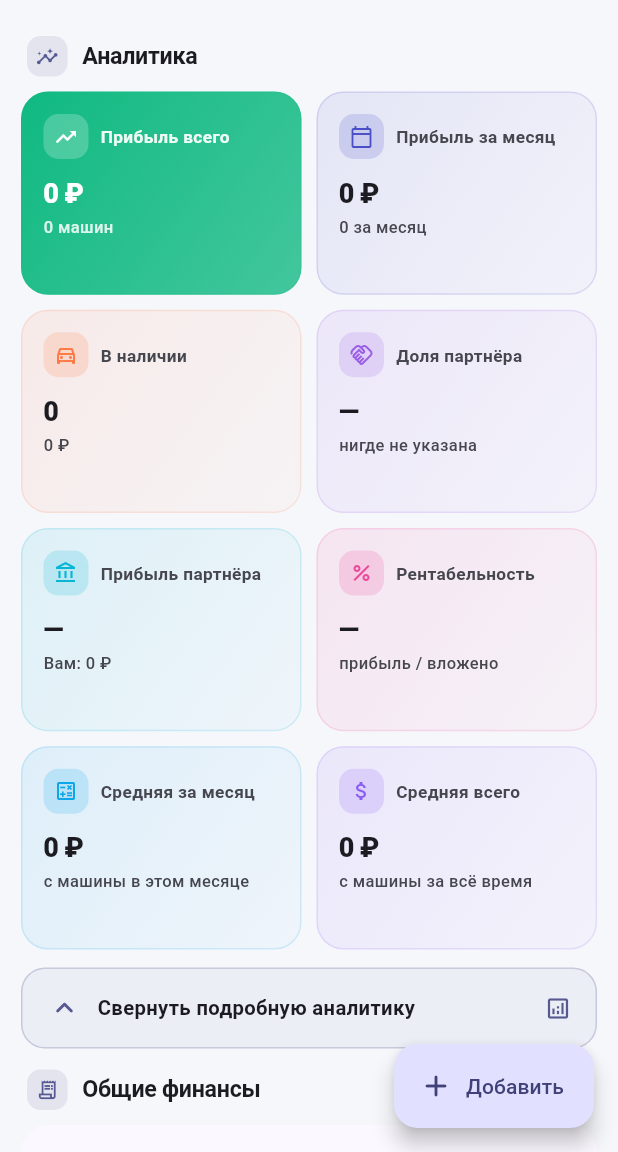
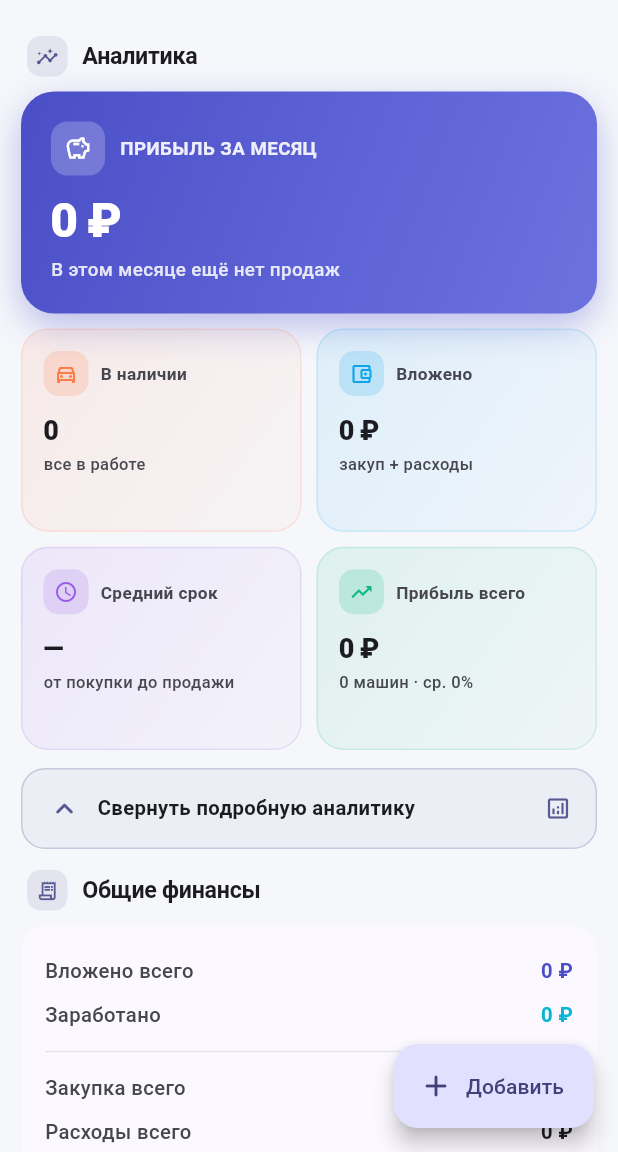
Before and after one commit to opex7474rus-gif/auto-profit, a Flutter app: the screen it shows once a user with an empty profile is signed in, after a tap on "Развернуть подробную аналитику", on a phone screen of 412 x 824 dp, the part 84-1236 px from its top. Run offline on Flutter 3.47's test engine with Material 3 defaults, Android fonts, the phone set to English and light mode, and no system bars; our stand-ins replace file_picker, image_picker, open_filex, share_plus, shared_preferences, supabase_flutter; accounts and stored records are empty.

Commit message:
Update analytics_section.dart

```diff
--- a/lib/analytics_section.dart
+++ b/lib/analytics_section.dart
@@ -24,85 +24,9 @@ class _AnalyticsSectionState extends State<AnalyticsSection> {
     return Column(
       crossAxisAlignment: CrossAxisAlignment.start,
       children: [
-        GridView.count(
-          crossAxisCount: 2,
-          shrinkWrap: true,
-          physics: const NeverScrollableScrollPhysics(),
-          childAspectRatio: 1.38,
-          crossAxisSpacing: 10,
-          mainAxisSpacing: 10,
-          children: [
-            KpiCard(
-              title: 'Прибыль всего',
-              value: moneyShort(a.totalProfit),
-              subtitle:
-                  '${a.soldAllTimeCount} ${carsLabel(a.soldAllTimeCount)}',
-              icon: Icons.trending_up,
-              color: a.totalProfit >= 0
-                  ? const Color(0xFF10B981)
-                  : const Color(0xFFEF4444),
-              highlight: true,
-            ),
-            KpiCard(
-              title: 'Прибыль за месяц',
-              value: moneyShort(a.profitThisMonth),
-              subtitle: '${a.soldThisMonthCount} за месяц',
-              icon: Icons.calendar_today_outlined,
-              color: const Color(0xFF4A4FC7),
-            ),
-            KpiCard(
-              title: 'В наличии',
-              value: '${a.stockCars.length}',
-              subtitle: moneyShort(a.totalInvestedStock),
-              icon: Icons.directions_car_filled_outlined,
-              color: const Color(0xFFFF7A45),
-            ),
-            KpiCard(
-              title: 'Доля партнёра',
-              value: a.partnerCarsCountStock == 0
-                  ? '—'
-                  : moneyShort(a.totalPartnerStock),
-              subtitle: a.partnerCarsCountStock == 0
-                  ? 'нигде не указана'
-                  : 'в ${a.partnerCarsCountStock} '
-                      '${carsLabel(a.partnerCarsCountStock)}',
-              icon: Icons.handshake_outlined,
-              color: const Color(0xFF9B5DE5),
-            ),
-            KpiCard(
-              title: 'Прибыль партнёра',
-              value: a.partnerProfitShare == 0
-                  ? '—'
-                  : moneyShort(a.partnerProfitShare),
-              subtitle: 'Вам: ${moneyShort(a.myProfitShare)}',
-              icon: Icons.account_balance_outlined,
-              color: const Color(0xFF06B6D4),
-            ),
-            KpiCard(
-              title: 'Рентабельность',
-              value: a.soldCars.isEmpty
-                  ? '—'
-                  : '${a.profitability.toStringAsFixed(1)}%',
-              subtitle: 'прибыль / вложено',
-              icon: Icons.percent,
-              color: const Color(0xFFEC4899),
-            ),
-            KpiCard(
-              title: 'Средняя за месяц',
-              value: moneyShort(a.averageProfitThisMonth),
-              subtitle: 'с машины в этом месяце',
-              icon: Icons.calculate_outlined,
-              color: const Color(0xFF0EA5E9),
-            ),
-            KpiCard(
-              title: 'Средняя всего',
-              value: moneyShort(a.averageProfit),
-              subtitle: 'с машины за всё время',
-              icon: Icons.attach_money,
-              color: const Color(0xFF8B5CF6),
-            ),
-          ],
-        ),
+        _buildMainProfitCard(a),
+        const SizedBox(height: 10),
+        _buildGrid(a),
         const SizedBox(height: 12),
         Material(
           color: Colors.transparent,
@@ -215,6 +139,10 @@ class _AnalyticsSectionState extends State<AnalyticsSection> {
                   valueColor: a.profitThisMonth >= 0
                       ? const Color(0xFF10B981)
                       : const Color(0xFFEF4444),
+                ),
+                DetailRow(
+                  label: 'Прибыль за прошлый месяц',
+                  value: money(a.profitPrevMonth),
                 ),
                 DetailRow(
                   label: 'Прибыль за всё время',
@@ -393,7 +321,7 @@ class _AnalyticsSectionState extends State<AnalyticsSection> {
       ),
       DetailRow(
         label: 'Средняя маржа по проданным',
-                  value: '${a.profitability.toStringAsFixed(1)}%',
+        value: '${a.avgMarginAllPercent.toStringAsFixed(1)}%',
         valueColor: const Color(0xFF06B6D4),
       ),
       const Divider(),
@@ -471,4 +399,106 @@ class _AnalyticsSectionState extends State<AnalyticsSection> {
       ],
     );
   }
+
+  Widget _buildMainProfitCard(Analytics a) {
+    final trendPercent = a.trendPercent;
+    final trendDiff = a.trendDiff;
+
+    String? trendText;
+    bool? trendPositive;
+
+    if (a.soldPrevMonth.isEmpty && a.soldThisMonthCount > 0) {
+      trendText = '${a.soldThisMonthCount} '
+          '${carsLabel(a.soldThisMonthCount)}';
+      trendPositive = true;
+    } else if (a.soldPrevMonth.isNotEmpty) {
+      final sign = trendDiff >= 0 ? '+' : '−';
+      final diffAbs = trendDiff.abs();
+      final pctAbs = trendPercent == null ? 0 : trendPercent.abs();
+      trendText =
+          '$sign${pctAbs.toStringAsFixed(0)}% ($sign${moneyShort(diffAbs)})';
+      trendPositive = trendDiff >= 0;
     }
+
+    final marginPct = a.avgMarginThisMonthPercent;
+    final marginText = a.soldThisMonthCount == 0
+        ? null
+        : 'Средняя маржа: ${moneyShort(a.averageProfitThisMonth)} '
+            '(${marginPct.toStringAsFixed(0)}%)';
+
+    return WideKpiCard(
+      title: 'ПРИБЫЛЬ ЗА МЕСЯЦ',
+      value: money(a.profitThisMonth),
+      subtitle: a.soldThisMonthCount == 0
+          ? 'В этом месяце ещё нет продаж'
+          : '${a.soldThisMonthCount} '
+              '${carsLabel(a.soldThisMonthCount)} продано',
+      trendText: trendText,
+      trendPositive: trendPositive,
+      marginText: marginText,
+      icon: Icons.savings_outlined,
+      gradient: const [
+        Color(0xFF4A4FC7),
+        Color(0xFF6D72E0),
+      ],
+    );
+  }
+
+  Widget _buildGrid(Analytics a) {
+    return GridView.count(
+      crossAxisCount: 2,
+      shrinkWrap: true,
+      physics: const NeverScrollableScrollPhysics(),
+      childAspectRatio: 1.38,
+      crossAxisSpacing: 10,
+      mainAxisSpacing: 10,
+      children: [
+        KpiCard(
+          title: 'В наличии',
+          value: '${a.stockCars.length}',
+          subtitle: a.staleCountStock == 0
+              ? 'все в работе'
+              : '${a.staleCountStock} залежались',
+          icon: Icons.directions_car_filled_outlined,
+          color: const Color(0xFFFF7A45),
+        ),
+        KpiCard(
+          title: 'Вложено',
+          value: moneyShort(a.totalInvestedStock),
+          subtitle: 'закуп + расходы',
+          icon: Icons.account_balance_wallet_outlined,
+          color: const Color(0xFF0EA5E9),
+        ),
+        if (a.partnerCarsCount > 0)
+          KpiCard(
+            title: 'Партнёр',
+            value: 'Вам: ${moneyShort(a.myProfitShare)}',
+            subtitle: 'Ему: ${moneyShort(a.partnerProfitShare)}',
+            icon: Icons.handshake_outlined,
+            color: const Color(0xFF9B5DE5),
+          )
+        else
+          KpiCard(
+            title: 'Средний срок',
+            value: a.soldCars.isEmpty
+                ? '—'
+                : '${a.averageDaysToSell.toStringAsFixed(0)} дн.',
+            subtitle: 'от покупки до продажи',
+            icon: Icons.schedule_outlined,
+            color: const Color(0xFF9B5DE5),
+          ),
+        KpiCard(
+          title: 'Прибыль всего',
+          value: moneyShort(a.totalProfit),
+          subtitle:
+              '${a.soldAllTimeCount} ${carsLabel(a.soldAllTimeCount)} · '
+              'ср. ${a.avgMarginAllPercent.toStringAsFixed(0)}%',
+          icon: Icons.trending_up,
+          color: a.totalProfit >= 0
+              ? const Color(0xFF10B981)
+              : const Color(0xFFEF4444),
+        ),
+      ],
+    );
+  }
+}
```
Lines whose indentation alone changed are shown as unchanged.
